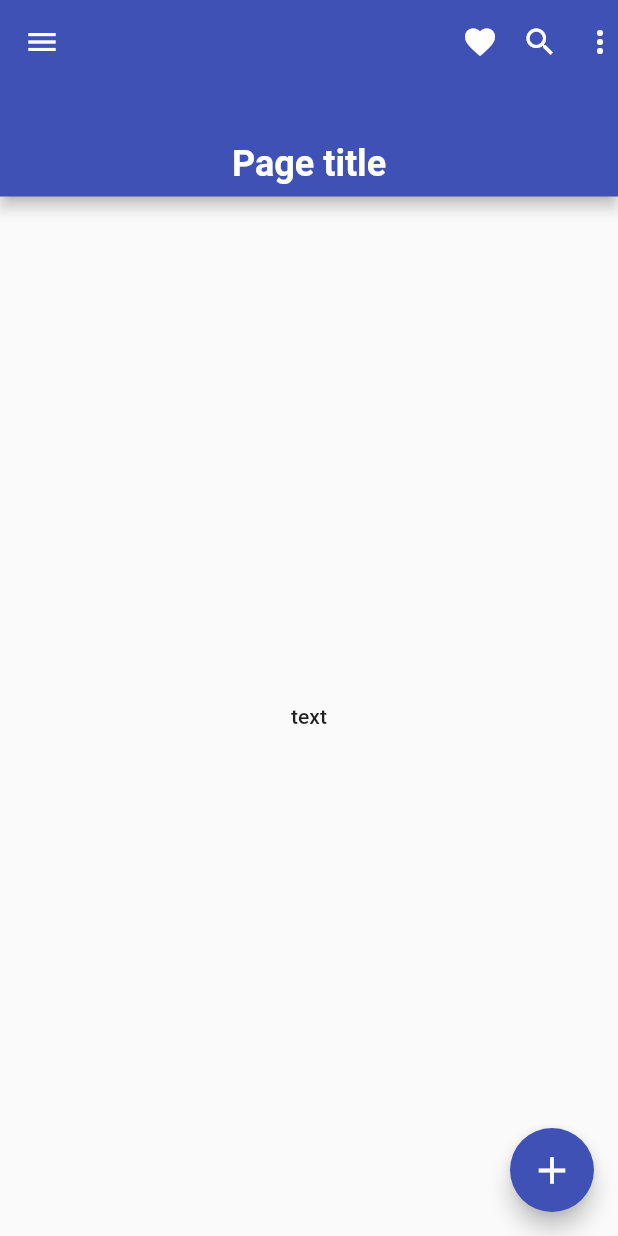
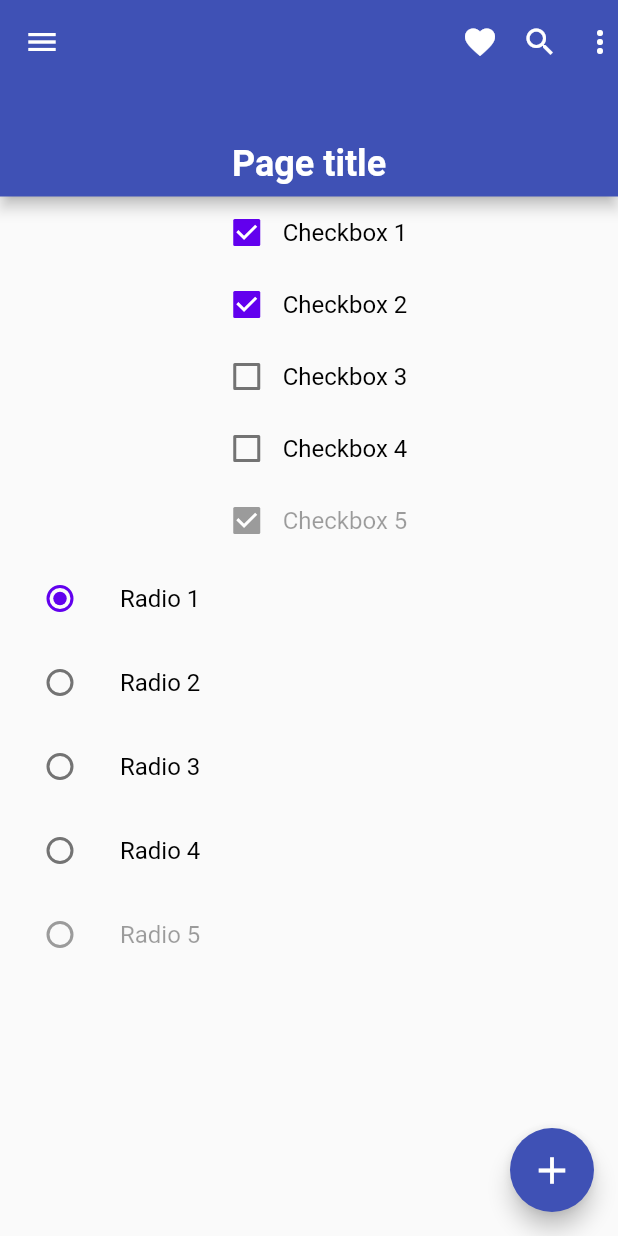
Before and after one commit to AnasAltarazi1998/widgets, a Flutter app: the screen it shows after launch, on a phone screen of 412 x 824 dp. Run offline on Flutter 3.47's test engine with Material 2 defaults, Android fonts, the phone set to English and light mode, and no system bars.

Commit message:
-- radio button

```diff
--- a/lib/home.dart
+++ b/lib/home.dart
@@ -1,9 +1,17 @@
 import 'package:flutter/material.dart';
 
-class Home extends StatelessWidget {
+class Home extends StatefulWidget {
   const Home({
     Key key,
   }) : super(key: key);
+
+  @override
+  _HomeState createState() => _HomeState();
+}
+
+class _HomeState extends State<Home> {
+  List<bool> checked = [true, true, false, false, true];
+  int _value = 1;
 
   @override
   Widget build(BuildContext context) {
@@ -43,12 +51,54 @@ class Home extends StatelessWidget {
       ),
       body: Container(
         alignment: Alignment.center,
-        child: MaterialButton(
-          onPressed: () {},
-          child: Text(
-            'text',
-            textDirection: TextDirection.ltr,
-          ),
+        child: Column(
+          children: [
+            for (var i = 0; i < 5; i += 1)
+              Row(
+                children: [
+                  Checkbox(
+                    onChanged: i == 4
+                        ? null
+                        : (bool value) {
+                            setState(() {
+                              checked[i] = value;
+                            });
+                          },
+                    tristate: i == 2,
+                    value: checked[i],
+                    activeColor: Color(0xFF6200EE),
+                  ),
+                  Text(
+                    'Checkbox ${i + 1}',
+                    style: Theme.of(context).textTheme.subtitle1.copyWith(
+                        color: i == 4 ? Colors.black38 : Colors.black),
+                  ),
+                ],
+                mainAxisAlignment: MainAxisAlignment.center,
+              ),
+            for (int i = 1; i <= 5; i++)
+              ListTile(
+                title: Text(
+                  'Radio $i',
+                  style: Theme.of(context)
+                      .textTheme
+                      .subtitle1
+                      .copyWith(color: i == 5 ? Colors.black38 : Colors.black),
+                ),
+                leading: Radio(
+                  value: i,
+                  groupValue: _value,
+                  activeColor: Color(0xFF6200EE),
+                  onChanged: i == 5
+                      ? null
+                      : (int value) {
+                          setState(() {
+                            _value = value;
+                          });
+                        },
+                ),
+              ),
+          ],
         ),
       ),
     );
```
